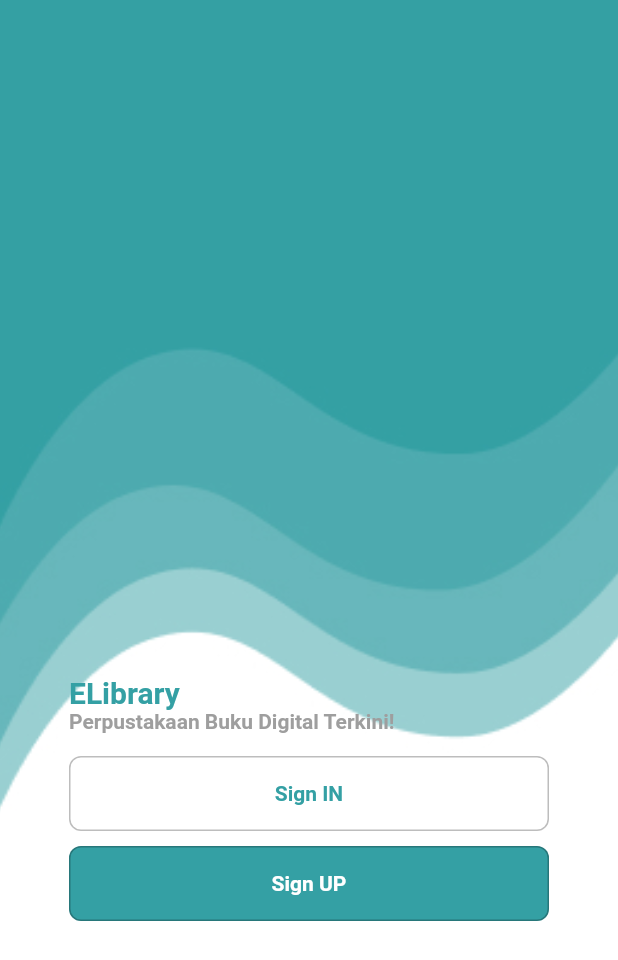
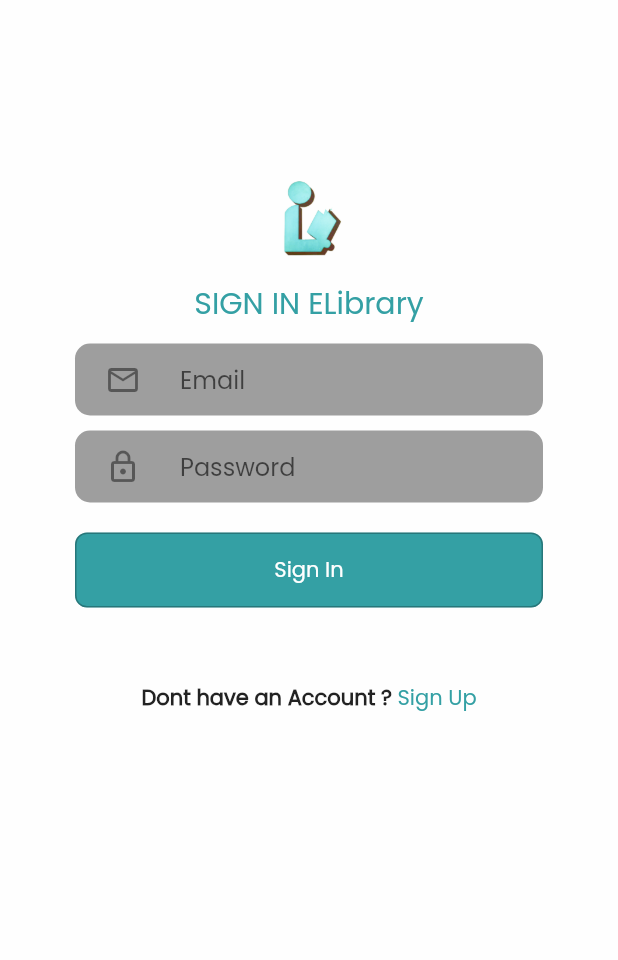
Before and after one commit to udacodingid/elibrary_apps, a Flutter app: the screen it shows after launch, after a tap on "Sign IN", on a phone screen of 412 x 824 dp. Shown: the top 960 px of the screen. Run offline on Flutter 3.47's test engine with Material 2 defaults, Android fonts, the phone set to English and light mode, and no system bars.

Commit message:
update page sign

```diff
--- a/elibrary_apps/lib/main.dart
+++ b/elibrary_apps/lib/main.dart
@@ -25,6 +25,7 @@
         // Notice that the counter didn't reset back to zero; the application
         // is not restarted.
         primarySwatch: Colors.blue,
+        fontFamily: "Poppins"
       ),
       home: PageSplashScreen(), debugShowCheckedModeBanner: false,
     );
--- a/elibrary_apps/lib/ui_screen/page_menu_before_entry.dart
+++ b/elibrary_apps/lib/ui_screen/page_menu_before_entry.dart
@@ -1,3 +1,4 @@
+import 'package:elibrary_apps/ui_screen/page_signin.dart';
 import 'package:flutter/material.dart';
 
 class PageMenuEntry extends StatelessWidget {
@@ -52,7 +53,10 @@
                             mainAxisAlignment: MainAxisAlignment.center,
                             children: [
                               MaterialButton(
-                                onPressed: (){},
+                                onPressed: (){
+                                  //menuju ke page sign in
+                                  Navigator.pushReplacement(context, MaterialPageRoute(builder: (context)=>PageSignIn()));
+                                },
                                 child: Text('Sign IN', style: TextStyle(
                                   fontWeight: FontWeight.bold,
                                   color: Color(0xff34A0A4),
--- /dev/null
+++ b/elibrary_apps/lib/ui_screen/page_signin.dart
@@ -0,0 +1,128 @@
+import 'package:flutter/material.dart';
+
+class PageSignIn extends StatefulWidget {
+  @override
+  _PageSignInState createState() => _PageSignInState();
+}
+
+class _PageSignInState extends State<PageSignIn> {
+  @override
+  Widget build(BuildContext context) {
+    return Scaffold(
+      backgroundColor: Color(0xffFEFEFE),
+      body: Padding(
+        padding: EdgeInsets.only(top: 120, left: 50, right: 50),
+        child: ListView(
+          children: [
+            Container(
+              child: Column(
+                children: [
+                  Image.asset('gambar/logo.png', width: 91, height: 51,),
+                  SizedBox(height: 16,),
+                  Container(
+                    child: Text('SIGN IN ELibrary',
+                      style: TextStyle(
+                        fontWeight: FontWeight.w500,
+                        fontSize: 20,
+                        color: Color(0xff34A0A4),
+                      ),
+                    ),
+                  ),
+
+                  SizedBox(height: 12,),
+                  Container(
+                    padding: EdgeInsets.only(left: 20, right: 31),
+                    decoration: BoxDecoration(
+                      color: Colors.grey,
+                      borderRadius: BorderRadius.circular(10)
+                    ),
+                    child: TextFormField(
+                      decoration: InputDecoration(
+                        icon:  Icon(Icons.email_outlined),
+                        hintText: 'Email',
+                        border: InputBorder.none,
+                        contentPadding: EdgeInsets.all(10)
+                      ),
+                    ),
+                  ),
+                  SizedBox(height: 10,),
+                  Container(
+                    padding: EdgeInsets.only(left: 20, right: 31),
+                    decoration: BoxDecoration(
+                        color: Colors.grey,
+                        borderRadius: BorderRadius.circular(10)
+                    ),
+                    child: TextFormField(
+                      obscureText: true,
+                      decoration: InputDecoration(
+                          icon:  Icon(Icons.lock_outlined),
+                          hintText: 'Password',
+                          border: InputBorder.none,
+                          contentPadding: EdgeInsets.all(10)
+                      ),
+                    ),
+                  ),
+
+                  SizedBox(height: 20,),
+
+                  Container(
+                    width: 400,
+                    decoration: BoxDecoration(
+                        color: Color(0xff34A0A4),
+                      border: Border.all(color : Colors.black26),
+                      borderRadius: BorderRadius.circular(8)
+                    ),
+
+                    child: Column(
+                      mainAxisAlignment: MainAxisAlignment.center,
+                      children: [
+                        MaterialButton(onPressed: (){},
+                          child: Text('Sign In',
+                            style: TextStyle(
+                              color: Colors.white
+                            ),
+                          ),
+                        )
+                      ],
+                    ),
+                  ),
+
+                  SizedBox(height: 50,),
+                  Container(
+                    child: Row(
+                      mainAxisAlignment: MainAxisAlignment.center,
+                      children: [
+                        Text('Dont have an Account ? ',
+                          style: TextStyle(
+                            fontWeight: FontWeight.bold,
+                            fontSize: 14
+                          ),
+                        ),
+
+                        Container(
+                          child: InkWell(
+                            onTap: (){},
+                            child: Text('Sign Up',
+                              style: TextStyle(
+                                fontSize: 14,
+                                color: Color(0xff34A0A4),
+                              ),
+                            ),
+
+                          ),
+                        )
+                      ],
+                    ),
+                  )
+
+                ],
+              ),
+            )
+          ],
+
+        ),
+
+      ),
+    );
+  }
+}
```
Also changed, not shown: elibrary_apps/lib/ui_screen/page_signup.dart (added).
